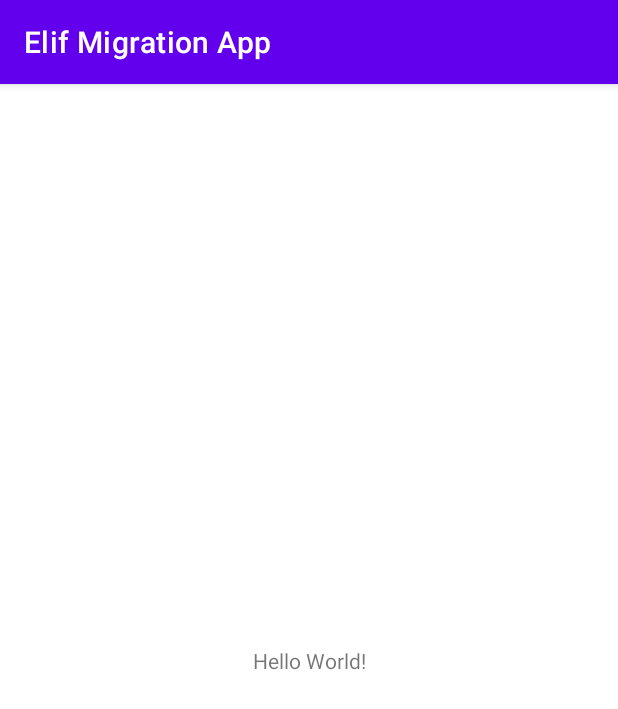
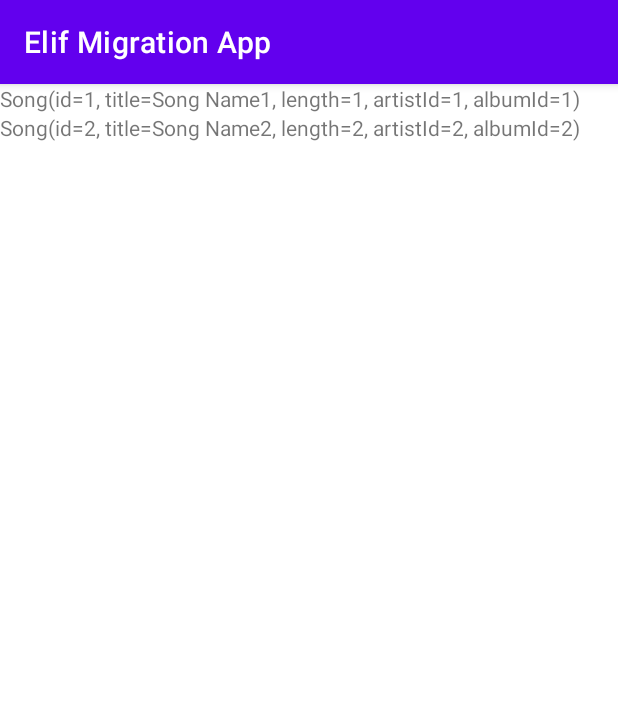
Before and after one commit to droid-wan-kenobi/Elif-Migration-App, an Android app: the screen it shows after launch (MainActivity), on a phone screen of 412 x 824 dp. Shown: the top 709 px of the screen. Run offline under Robolectric (Android 15) with nearby library versions, the phone set to English and light mode, and no system bars; our stand-ins replace Room's generated code.

Commit message:
First draft of using RecyclerView

```diff
--- a/app/src/main/java/com/example/elifmigrationapp/Artist.kt
+++ b/app/src/main/java/com/example/elifmigrationapp/Artist.kt
@@ -4,7 +4,7 @@ import androidx.room.Entity
 import androidx.room.PrimaryKey
 
 @Entity
-data class Artist internal constructor(
+data class Artist (
         @field:PrimaryKey val id: Int, val name: String
 ) {
     companion object {
--- a/app/src/main/java/com/example/elifmigrationapp/MainActivity.kt
+++ b/app/src/main/java/com/example/elifmigrationapp/MainActivity.kt
@@ -2,13 +2,24 @@ package com.example.elifmigrationapp
 
 import androidx.appcompat.app.AppCompatActivity
 import android.os.Bundle
+import android.widget.TextView
+import androidx.recyclerview.widget.RecyclerView
 import androidx.room.migration.Migration
 import androidx.sqlite.db.SupportSQLiteDatabase
+import com.example.elifmigrationapp.adapter.ItemAdapter
+import com.example.elifmigrationapp.data.Datasource
 
 class MainActivity : AppCompatActivity() {
 
     override fun onCreate(savedInstanceState: Bundle?) {
         super.onCreate(savedInstanceState)
         setContentView(R.layout.activity_main)
+
+        val myDataset = Datasource().loadDataFromDatabase()
+
+        val recyclerView = findViewById<RecyclerView>(R.id.recycler_view)
+        recyclerView.adapter = ItemAdapter(this, myDataset)
+
+        recyclerView.setHasFixedSize(true)
     }
 }
--- a/app/src/main/java/com/example/elifmigrationapp/Song.kt
+++ b/app/src/main/java/com/example/elifmigrationapp/Song.kt
@@ -5,7 +5,7 @@ import androidx.room.PrimaryKey
 
 
 @Entity
-data class Song internal constructor(
+data class Song (
     @field:PrimaryKey val id: Int, val title: String, val length: Int, val artistId: Int,
     val albumId: Int
 ) {
--- /dev/null
+++ b/app/src/main/java/com/example/elifmigrationapp/adapter/ItemAdapter.kt
@@ -0,0 +1,35 @@
+package com.example.elifmigrationapp.adapter
+
+import android.content.Context
+import android.content.res.Resources
+import android.view.LayoutInflater
+import android.view.View
+import android.view.ViewGroup
+import android.widget.TextView
+import androidx.recyclerview.widget.RecyclerView
+import com.example.elifmigrationapp.R
+import com.example.elifmigrationapp.Song
+
+class ItemAdapter(
+    private val context: Context,
+    private val dataset: List<Song>
+) : RecyclerView.Adapter<ItemAdapter.ItemViewHolder>() {
+
+    class ItemViewHolder(private val view: View) : RecyclerView.ViewHolder(view) {
+        val textView: TextView = view.findViewById(R.id.item_title)
+    }
+
+    override fun onCreateViewHolder(parent: ViewGroup, viewType: Int): ItemViewHolder {
+        val adapterLayout = LayoutInflater.from(parent.context)
+            .inflate(R.layout.list_item, parent, false)
+
+        return ItemViewHolder(adapterLayout)
+    }
+
+    override fun onBindViewHolder(holder: ItemViewHolder, position: Int) {
+        val item = dataset[position]
+        holder.textView.setText(dataset.get(position).toString())
+    }
+
+    override fun getItemCount() = dataset.size
+}
--- /dev/null
+++ b/app/src/main/java/com/example/elifmigrationapp/data/Datasource.kt
@@ -0,0 +1,13 @@
+package com.example.elifmigrationapp.data
+
+import com.example.elifmigrationapp.R
+import com.example.elifmigrationapp.Song
+
+class Datasource {
+    fun loadDataFromDatabase(): List<Song> {
+        return listOf(
+            Song(1, "Song Name1", 1, 1, 1),
+            Song(2, "Song Name2", 2, 2, 2)
+        )
+    }
+}
--- /dev/null
+++ b/app/src/main/java/com/example/elifmigrationapp/model/RecyclerDisplay.kt
@@ -0,0 +1,5 @@
+package com.example.elifmigrationapp.model
+
+data class RecyclerDisplay(val stringResourceId: Int) {
+
+}
--- a/app/src/main/res/layout/activity_main.xml
+++ b/app/src/main/res/layout/activity_main.xml
@@ -1,18 +1,16 @@
 <?xml version="1.0" encoding="utf-8"?>
-<androidx.constraintlayout.widget.ConstraintLayout xmlns:android="http://schemas.android.com/apk/res/android"
+<FrameLayout xmlns:android="http://schemas.android.com/apk/res/android"
     xmlns:app="http://schemas.android.com/apk/res-auto"
     xmlns:tools="http://schemas.android.com/tools"
     android:layout_width="match_parent"
     android:layout_height="match_parent"
     tools:context=".MainActivity">
 
-    <TextView
-        android:layout_width="wrap_content"
-        android:layout_height="wrap_content"
-        android:text="Hello World!"
-        app:layout_constraintBottom_toBottomOf="parent"
-        app:layout_constraintLeft_toLeftOf="parent"
-        app:layout_constraintRight_toRightOf="parent"
-        app:layout_constraintTop_toTopOf="parent" />
-
-</androidx.constraintlayout.widget.ConstraintLayout>
+    <androidx.recyclerview.widget.RecyclerView
+        android:id="@+id/recycler_view"
+        android:layout_width="match_parent"
+        android:layout_height="match_parent"
+        app:layoutManager="LinearLayoutManager"
+        android:scrollbars="vertical"
+        />
+</FrameLayout>
--- /dev/null
+++ b/app/src/main/res/layout/list_item.xml
@@ -0,0 +1,6 @@
+<?xml version="1.0" encoding="utf-8"?>
+<TextView xmlns:android="http://schemas.android.com/apk/res/android"
+    android:id="@+id/item_title"
+    android:layout_width="wrap_content"
+    android:layout_height="wrap_content"
+    />
--- a/app/src/main/res/values/strings.xml
+++ b/app/src/main/res/values/strings.xml
@@ -1,3 +1,8 @@
 <resources>
     <string name="app_name">Elif Migration App</string>
+    <string name="entry1">Song 1.</string>
+    <string name="entry2">Song 2.</string>
+    <string name="entry3">Song 3.</string>
+    <string name="entry4">Song 4.</string>
+    <string name="start">Starting App...</string>
 </resources>
```
Also changed, not shown: 1 other file.
